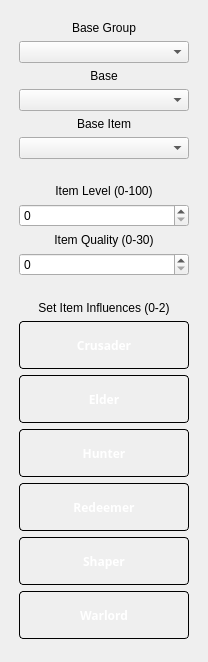
Old version of the form ExileCraft/ExileCraft/modules/gui/uis/columns/left_column.ui in the repository jmduea/ExileCraft.
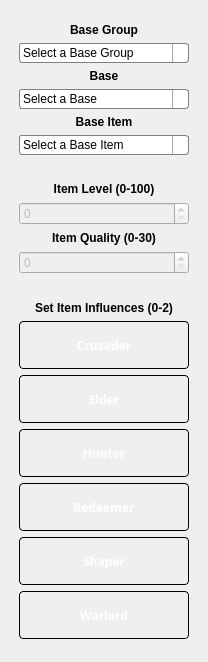
New version of the form. Icons and pictures are not drawn.

The edit to the form file:
```diff
--- a/ExileCraft/ExileCraft/modules/gui/uis/columns/left_column.ui
+++ b/ExileCraft/ExileCraft/modules/gui/uis/columns/left_column.ui
@@ -197,7 +197,12 @@
                                     </property>
                                     <layout class="QVBoxLayout" name="verticalLayout_3">
                                         <item>
-                                            <widget class="QLabel" name="label">
+                                            <widget class="QLabel" name="base_group_label">
+                                                <property name="font">
+                                                    <font>
+                                                        <bold>true</bold>
+                                                    </font>
+                                                </property>
                                                 <property name="text">
                                                     <string>Base Group</string>
                                                 </property>
@@ -210,10 +215,145 @@
                                             </widget>
                                         </item>
                                         <item>
-                                            <widget class="QComboBox" name="comboBox"/>
+                                            <widget class="QComboBox" name="base_group_combobox">
+                                                <property name="styleSheet">
+                                                    <string notr="true">QComboBox {
+                                                        border: 1px solid gray;
+                                                        border-radius: 3px;
+                                                        padding: 1px 18px 1px 3px;
+                                                        min-width: 6em;
+                                                        color: black;
+                                                        }
+
+                                                        QComboBox::disabled {
+                                                        opacity: .5;
+                                                        }
+
+                                                        QComboBox:editable {
+                                                        background: white;
+                                                        }
+
+                                                        QComboBox:!editable, QComboBox::drop-down:editable {
+                                                        background: qlineargradient(x1: 0, y1: 0, x2: 0, y2: 1,
+                                                        stop: 0 #E1E1E1, stop: 0.4 #DDDDDD,
+                                                        stop: 0.5 #D8D8D8, stop: 1.0 #D3D3D3);
+                                                        }
+
+                                                        /* QComboBox gets the &quot;on&quot; state when the popup is
+                                                        open */
+                                                        QComboBox:!editable:on, QComboBox::drop-down:editable:on {
+                                                        background: qlineargradient(x1: 0, y1: 0, x2: 0, y2: 1,
+                                                        stop: 0 #D3D3D3, stop: 0.4 #D8D8D8,
+                                                        stop: 0.5 #DDDDDD, stop: 1.0 #E1E1E1);
+                                                        }
+
+                                                        QComboBox:on { /* shift the text when the popup opens */
+                                                        padding-top: 3px;
+                                                        padding-left: 4px;
+                                                        }
+
+                                                        QComboBox::drop-down {
+                                                        subcontrol-origin: padding;
+                                                        subcontrol-position: top right;
+                                                        width: 15px;
+
+                                                        border-left-width: 1px;
+                                                        border-left-color: darkgray;
+                                                        border-left-style: solid; /* just a single line */
+                                                        border-top-right-radius: 3px; /* same radius as the QComboBox */
+                                                        border-bottom-right-radius: 3px;
+                                                        color: black;
+                                                        }
+
+                                                        QComboBox::down-arrow {
+                                                        image: url(:/images/images/down_arrow.png);
+                                                        }
+
+                                                        QComboBox::down-arrow:on { /* shift the arrow when popup is open
+                                                        */
+                                                        top: 1px;
+                                                        left: 1px;
+                                                        }
+
+                                                        QComboBox QAbstractItemView {
+                                                        border: 2px solid darkgray;
+                                                        selection-background-color: lightgray;
+                                                        color: black;
+                                                        }
+                                                    </string>
+                                                </property>
+                                                <property name="placeholderText">
+                                                    <string>Select a Base Group</string>
+                                                </property>
+                                                <item>
+                                                    <property name="text">
+                                                        <string>Body Armour</string>
+                                                    </property>
+                                                </item>
+                                                <item>
+                                                    <property name="text">
+                                                        <string>Shields</string>
+                                                    </property>
+                                                </item>
+                                                <item>
+                                                    <property name="text">
+                                                        <string>Boots</string>
+                                                    </property>
+                                                </item>
+                                                <item>
+                                                    <property name="text">
+                                                        <string>Cluster Jewels</string>
+                                                    </property>
+                                                </item>
+                                                <item>
+                                                    <property name="text">
+                                                        <string>Flasks</string>
+                                                    </property>
+                                                </item>
+                                                <item>
+                                                    <property name="text">
+                                                        <string>Gloves</string>
+                                                    </property>
+                                                </item>
+                                                <item>
+                                                    <property name="text">
+                                                        <string>Helmets</string>
+                                                    </property>
+                                                </item>
+                                                <item>
+                                                    <property name="text">
+                                                        <string>Jewellery</string>
+                                                    </property>
+                                                </item>
+                                                <item>
+                                                    <property name="text">
+                                                        <string>Jewels</string>
+                                                    </property>
+                                                </item>
+                                                <item>
+                                                    <property name="text">
+                                                        <string>Offhands</string>
+                                                    </property>
+                                                </item>
+                                                <item>
+                                                    <property name="text">
+                                                        <string>One Handed Weapons</string>
+                                                    </property>
+                                                </item>
+                                                <item>
+                                                    <property name="text">
+                                                        <string>Two Handed Weapons</string>
+                                                    </property>
+                                                </item>
+                                            </widget>
                                         </item>
                                         <item>
-                                            <widget class="QLabel" name="label_4">
+                                            <widget class="QLabel" name="base_label">
+                                                <property name="font">
+                                                    <font>
+                                                        <bold>true</bold>
+                                                    </font>
+                                                </property>
                                                 <property name="text">
                                                     <string>Base</string>
                                                 </property>
@@ -226,10 +366,88 @@
                                             </widget>
                                         </item>
                                         <item>
-                                            <widget class="QComboBox" name="comboBox_2"/>
+                                            <widget class="QComboBox" name="base_combobox">
+                                                <property name="enabled">
+                                                    <bool>false</bool>
+                                                </property>
+                                                <property name="styleSheet">
+                                                    <string notr="true">QComboBox {
+                                                        border: 1px solid gray;
+                                                        border-radius: 3px;
+                                                        padding: 1px 18px 1px 3px;
+                                                        min-width: 6em;
+                                                        color: black;
+                                                        }
+
+                                                        QComboBox::disabled {
+                                                        opacity: .5;
+                                                        }
+
+                                                        QComboBox:editable {
+                                                        background: white;
+                                                        }
+
+                                                        QComboBox:!editable, QComboBox::drop-down:editable {
+                                                        background: qlineargradient(x1: 0, y1: 0, x2: 0, y2: 1,
+                                                        stop: 0 #E1E1E1, stop: 0.4 #DDDDDD,
+                                                        stop: 0.5 #D8D8D8, stop: 1.0 #D3D3D3);
+                                                        }
+
+                                                        /* QComboBox gets the &quot;on&quot; state when the popup is
+                                                        open */
+                                                        QComboBox:!editable:on, QComboBox::drop-down:editable:on {
+                                                        background: qlineargradient(x1: 0, y1: 0, x2: 0, y2: 1,
+                                                        stop: 0 #D3D3D3, stop: 0.4 #D8D8D8,
+                                                        stop: 0.5 #DDDDDD, stop: 1.0 #E1E1E1);
+                                                        }
+
+                                                        QComboBox:on { /* shift the text when the popup opens */
+                                                        padding-top: 3px;
+                                                        padding-left: 4px;
+                                                        }
+
+                                                        QComboBox::drop-down {
+                                                        subcontrol-origin: padding;
+                                                        subcontrol-position: top right;
+                                                        width: 15px;
+
+                                                        border-left-width: 1px;
+                                                        border-left-color: darkgray;
+                                                        border-left-style: solid; /* just a single line */
+                                                        border-top-right-radius: 3px; /* same radius as the QComboBox */
+                                                        border-bottom-right-radius: 3px;
+                                                        color: black;
+                                                        }
+
+                                                        QComboBox::down-arrow {
+                                                        image: url(:/images/images/down_arrow.png);
+                                                        }
+
+                                                        QComboBox::down-arrow:on { /* shift the arrow when popup is open
+                                                        */
+                                                        top: 1px;
+                                                        left: 1px;
+                                                        }
+
+                                                        QComboBox QAbstractItemView {
+                                                        border: 2px solid darkgray;
+                                                        selection-background-color: lightgray;
+                                                        color: black;
+                                                        }
+                                                    </string>
+                                                </property>
+                                                <property name="placeholderText">
+                                                    <string>Select a Base</string>
+                                                </property>
+                                            </widget>
                                         </item>
                                         <item>
-                                            <widget class="QLabel" name="label_5">
+                                            <widget class="QLabel" name="base_item_label">
+                                                <property name="font">
+                                                    <font>
+                                                        <bold>true</bold>
+                                                    </font>
+                                                </property>
                                                 <property name="text">
                                                     <string>Base Item</string>
                                                 </property>
@@ -242,7 +460,80 @@
                                             </widget>
                                         </item>
                                         <item>
-                                            <widget class="QComboBox" name="comboBox_3"/>
+                                            <widget class="QComboBox" name="base_item_combobox">
+                                                <property name="enabled">
+                                                    <bool>false</bool>
+                                                </property>
+                                                <property name="styleSheet">
+                                                    <string notr="true">QComboBox {
+                                                        border: 1px solid gray;
+                                                        border-radius: 3px;
+                                                        padding: 1px 18px 1px 3px;
+                                                        min-width: 6em;
+                                                        color: black;
+                                                        }
+
+                                                        QComboBox::disabled {
+                                                        opacity: .5;
+                                                        }
+
+                                                        QComboBox:editable {
+                                                        background: white;
+                                                        }
+
+                                                        QComboBox:!editable, QComboBox::drop-down:editable {
+                                                        background: qlineargradient(x1: 0, y1: 0, x2: 0, y2: 1,
+                                                        stop: 0 #E1E1E1, stop: 0.4 #DDDDDD,
+                                                        stop: 0.5 #D8D8D8, stop: 1.0 #D3D3D3);
+                                                        }
+
+                                                        /* QComboBox gets the &quot;on&quot; state when the popup is
+                                                        open */
+                                                        QComboBox:!editable:on, QComboBox::drop-down:editable:on {
+                                                        background: qlineargradient(x1: 0, y1: 0, x2: 0, y2: 1,
+                                                        stop: 0 #D3D3D3, stop: 0.4 #D8D8D8,
+                                                        stop: 0.5 #DDDDDD, stop: 1.0 #E1E1E1);
+                                                        }
+
+                                                        QComboBox:on { /* shift the text when the popup opens */
+                                                        padding-top: 3px;
+                                                        padding-left: 4px;
+                                                        }
+
+                                                        QComboBox::drop-down {
+                                                        subcontrol-origin: padding;
+                                                        subcontrol-position: top right;
+                                                        width: 15px;
+
+                                                        border-left-width: 1px;
+                                                        border-left-color: darkgray;
+                                                        border-left-style: solid; /* just a single line */
+                                                        border-top-right-radius: 3px; /* same radius as the QComboBox */
+                                                        border-bottom-right-radius: 3px;
+                                                        color: black;
+                                                        }
+
+                                                        QComboBox::down-arrow {
+                                                        image: url(:/images/images/down_arrow.png);
+                                                        }
+
+                                                        QComboBox::down-arrow:on { /* shift the arrow when popup is open
+                                                        */
+                                                        top: 1px;
+                                                        left: 1px;
+                                                        }
+
+                                                        QComboBox QAbstractItemView {
+                                                        border: 2px solid darkgray;
+                                                        selection-background-color: lightgray;
+                                                        color: black;
+                                                        }
+                                                    </string>
+                                                </property>
+                                                <property name="placeholderText">
+                                                    <string>Select a Base Item</string>
+                                                </property>
+                                            </widget>
                                         </item>
                                     </layout>
                                 </widget>
@@ -257,7 +548,12 @@
                                     </property>
                                     <layout class="QVBoxLayout" name="verticalLayout_4">
                                         <item>
-                                            <widget class="QLabel" name="label_2">
+                                            <widget class="QLabel" name="item_level_label">
+                                                <property name="font">
+                                                    <font>
+                                                        <bold>true</bold>
+                                                    </font>
+                                                </property>
                                                 <property name="text">
                                                     <string>Item Level (0-100)</string>
                                                 </property>
@@ -270,14 +566,22 @@
                                             </widget>
                                         </item>
                                         <item>
-                                            <widget class="QSpinBox" name="spinBox">
+                                            <widget class="QSpinBox" name="item_level_spinbox">
+                                                <property name="enabled">
+                                                    <bool>false</bool>
+                                                </property>
                                                 <property name="maximum">
                                                     <number>100</number>
                                                 </property>
                                             </widget>
                                         </item>
                                         <item>
-                                            <widget class="QLabel" name="label_3">
+                                            <widget class="QLabel" name="item_quality_label">
+                                                <property name="font">
+                                                    <font>
+                                                        <bold>true</bold>
+                                                    </font>
+                                                </property>
                                                 <property name="text">
                                                     <string>Item Quality (0-30)</string>
                                                 </property>
@@ -290,10 +594,16 @@
                                             </widget>
                                         </item>
                                         <item>
-                                            <widget class="QSpinBox" name="spinBox_2">
+                                            <widget class="QSpinBox" name="item_quality_spinbox">
+                                                <property name="enabled">
+                                                    <bool>false</bool>
+                                                </property>
                                                 <property name="maximum">
                                                     <number>30</number>
                                                 </property>
+                                                <property name="displayIntegerBase">
+                                                    <number>10</number>
+                                                </property>
                                             </widget>
                                         </item>
                                     </layout>
@@ -316,6 +626,11 @@
                                                         <verstretch>0</verstretch>
                                                     </sizepolicy>
                                                 </property>
+                                                <property name="font">
+                                                    <font>
+                                                        <bold>true</bold>
+                                                    </font>
+                                                </property>
                                                 <property name="text">
                                                     <string>Set Item Influences (0-2)</string>
                                                 </property>
```
Left out of the diff: 117 changed lines with no effect on the pictures.
